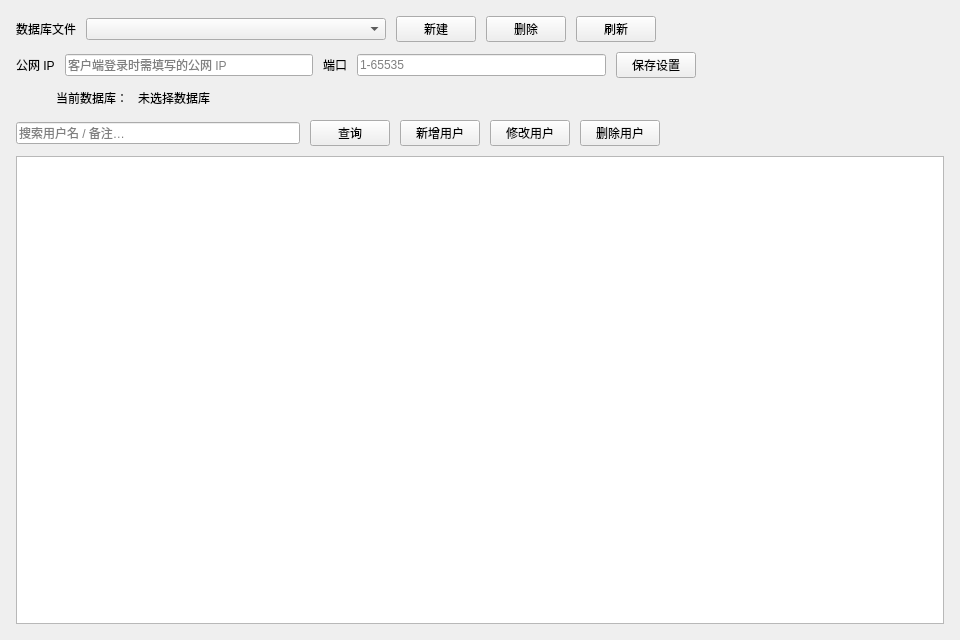
This is src/ServerUserPage.ui in CCA8798/SimpleFrpPanel as Qt 5 draws it before an edit. The edited form follows.
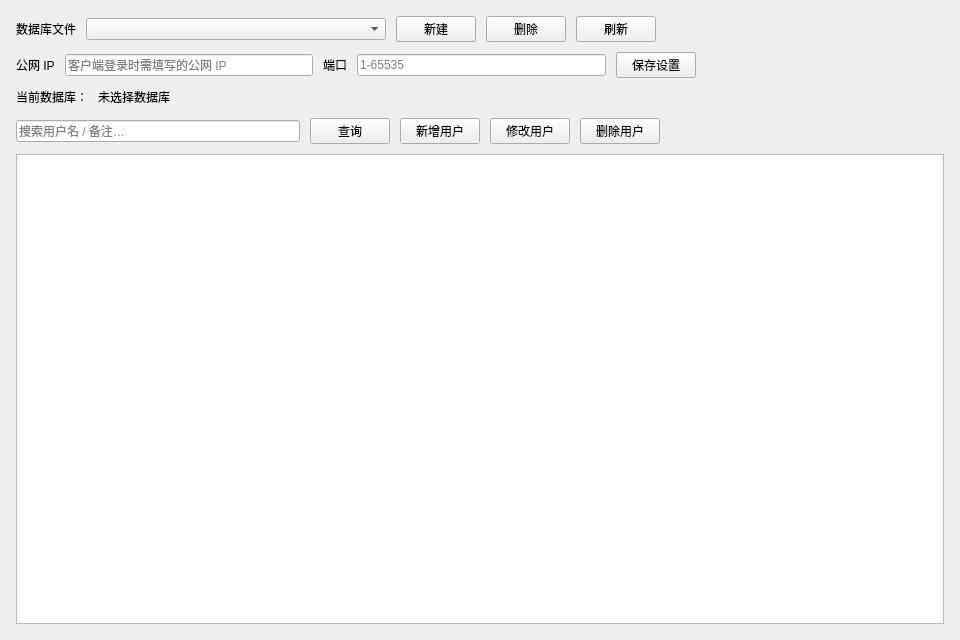
This is the edited form. Custom widgets are drawn as their Qt base class.

Commit message:
用户增删查改对话框布局紧凑化
- 对话框整体字体调小（ElaText 12px、输入框/按钮 9pt）
- 输入框与按钮高度收至 32px，行距/边距收紧
- 到期时间选择器与永不过期内联为一行，减少行数
- 窗口按内容自动收紧为固定尺寸 380x285（原约 440 宽）
- 删除确认对话框内容区同步收紧（边距与正文字号）

The edit to the form file:
```diff
--- a/src/ServerUserPage.ui
+++ b/src/ServerUserPage.ui
@@ -173,20 +173,7 @@
        </layout>
       </item>
       <item>
-       <layout class="QHBoxLayout" name="horizontalLayout" stretch="0,0,1,0">
-        <item>
-         <spacer name="horizontalSpacer_2">
-          <property name="orientation">
-           <enum>Qt::Orientation::Horizontal</enum>
-          </property>
-          <property name="sizeHint" stdset="0">
-           <size>
-            <width>40</width>
-            <height>20</height>
-           </size>
-          </property>
-         </spacer>
-        </item>
+       <layout class="QHBoxLayout" name="horizontalLayout" stretch="1,1000">
         <item>
          <widget class="QLabel" name="dbPathLabel_2">
           <property name="text">
@@ -204,28 +191,18 @@
           </property>
           <property name="maximumSize">
            <size>
-            <width>800</width>
+            <width>16777215</width>
             <height>16777215</height>
            </size>
           </property>
           <property name="text">
            <string>未选择数据库</string>
           </property>
+          <property name="wordWrap">
+           <bool>true</bool>
+          </property>
          </widget>
         </item>
-        <item>
-         <spacer name="horizontalSpacer">
-          <property name="orientation">
-           <enum>Qt::Orientation::Horizontal</enum>
-          </property>
-          <property name="sizeHint" stdset="0">
-           <size>
-            <width>40</width>
-            <height>20</height>
-           </size>
-          </property>
-         </spacer>
-        </item>
        </layout>
       </item>
      </layout>
```
The commit also changes 2 other files.
